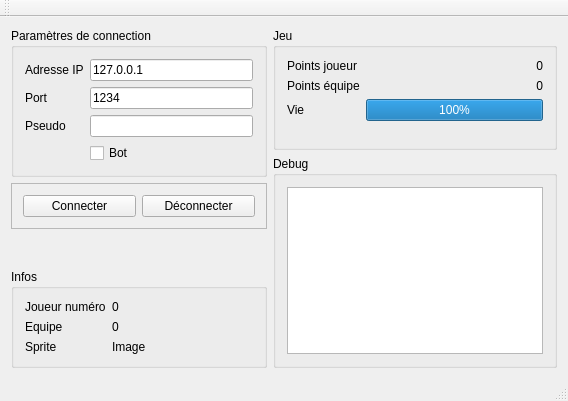
Qt form QtClient/mainwindow.ui (cassou/PFEAirstrike) before a commit.
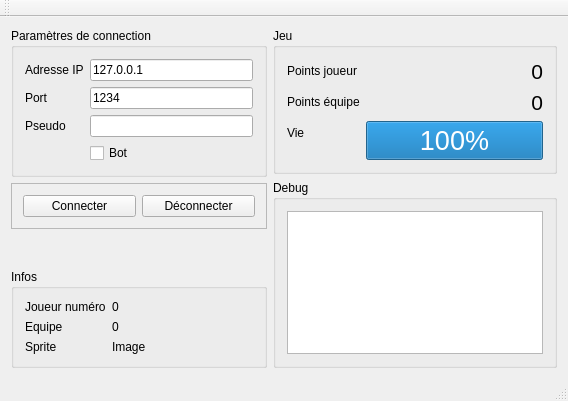
The same form after that commit.

Diff of the .ui file:
```diff
--- a/QtClient/mainwindow.ui
+++ b/QtClient/mainwindow.ui
@@ -209,6 +209,11 @@
            </item>
            <item row="0" column="1">
             <widget class="QLabel" name="playerScore">
+             <property name="font">
+              <font>
+               <pointsize>16</pointsize>
+              </font>
+             </property>
              <property name="text">
               <string>0</string>
              </property>
@@ -219,6 +224,11 @@
            </item>
            <item row="1" column="1">
             <widget class="QLabel" name="teamScore">
+             <property name="font">
+              <font>
+               <pointsize>16</pointsize>
+              </font>
+             </property>
              <property name="text">
               <string>0</string>
              </property>
@@ -243,6 +253,11 @@
            </item>
            <item row="2" column="1">
             <widget class="QProgressBar" name="healthPoints">
+             <property name="font">
+              <font>
+               <pointsize>20</pointsize>
+              </font>
+             </property>
              <property name="value">
               <number>100</number>
              </property>
```
Left out of the diff: 4 changed lines with no effect on the pictures.
